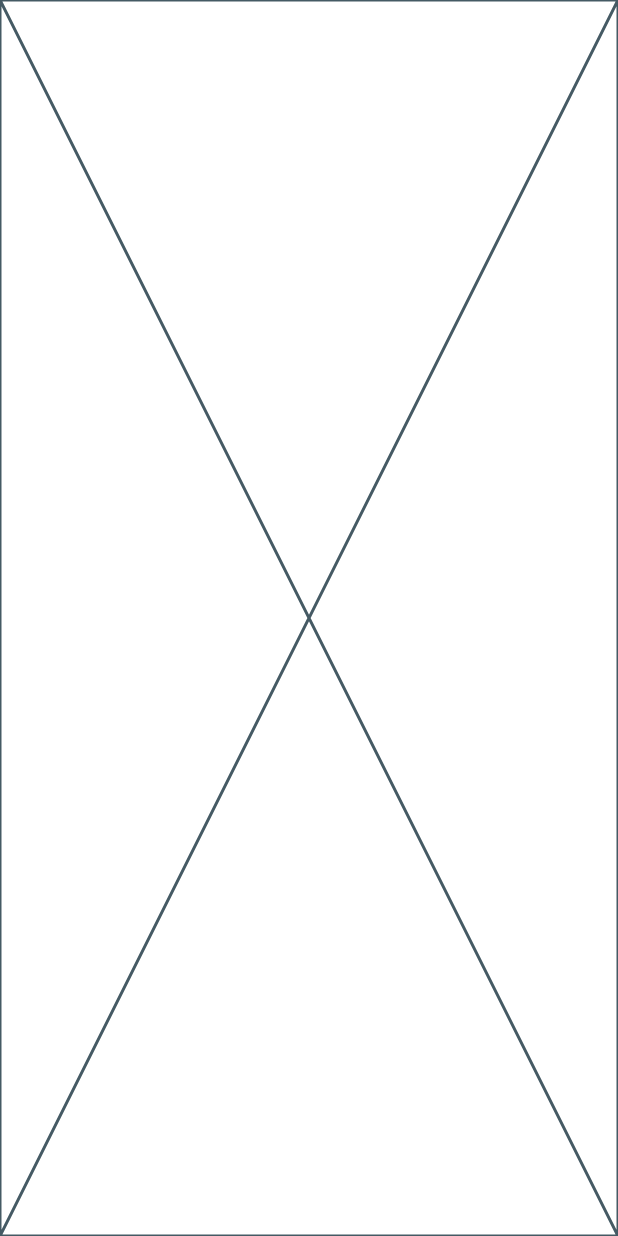
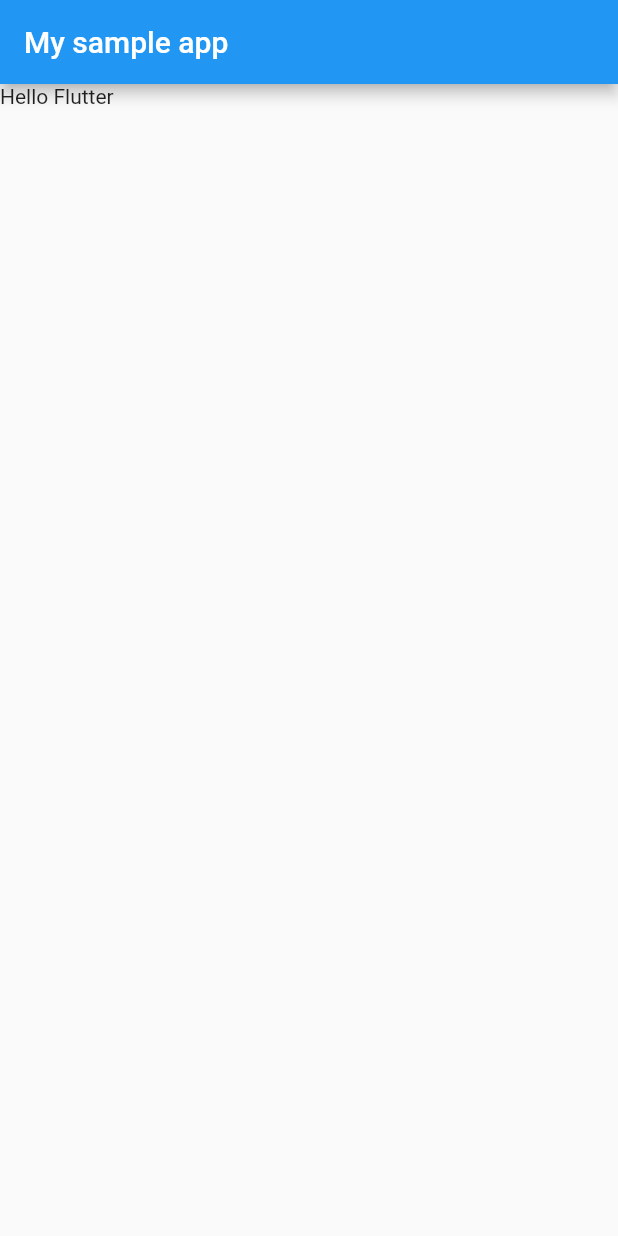
Before and after one commit to ofek-bs/cs_hackathon_flutter, a Flutter app: the screen it shows after launch, on a phone screen of 412 x 824 dp. Run offline on Flutter 3.47's test engine with Material 2 defaults, Android fonts, the phone set to English and light mode, and no system bars.

Commit message:
Example 1

```diff
--- a/lib/main.dart
+++ b/lib/main.dart
@@ -1,4 +1,6 @@
 import 'package:flutter/material.dart';
+
+import 'main_screen.dart';
 
 void main() {
   runApp(const MyApp());
@@ -9,6 +11,8 @@ class MyApp extends StatelessWidget {
 
   @override
   Widget build(BuildContext context) {
-    return const Placeholder();
+    return MaterialApp(
+      home: MainScreen(),
+    );
   }
 }
--- /dev/null
+++ b/lib/main_screen.dart
@@ -0,0 +1,15 @@
+import 'package:flutter/material.dart';
+
+class MainScreen extends StatelessWidget {
+  const MainScreen({Key? key}) : super(key: key);
+
+  @override
+  Widget build(BuildContext context) {
+    return Scaffold(
+      appBar: AppBar(
+        title: const Text("My sample app"),
+      ),
+      body: Text("Hello Flutter"),
+    );
+  }
+}
```
